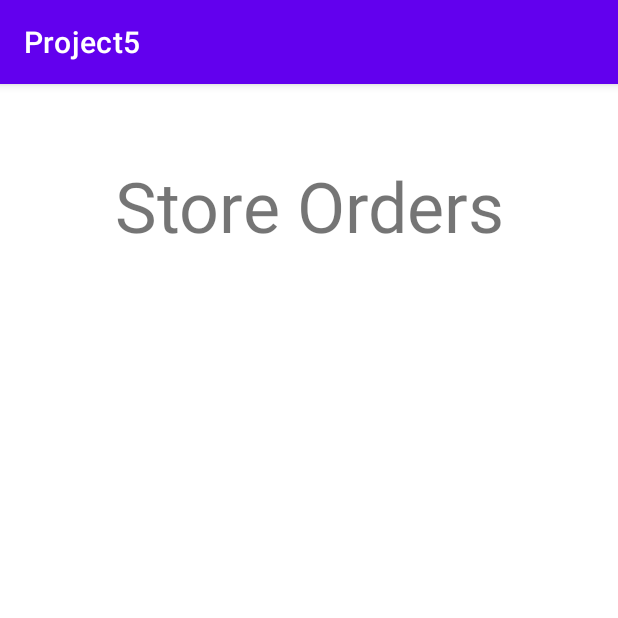
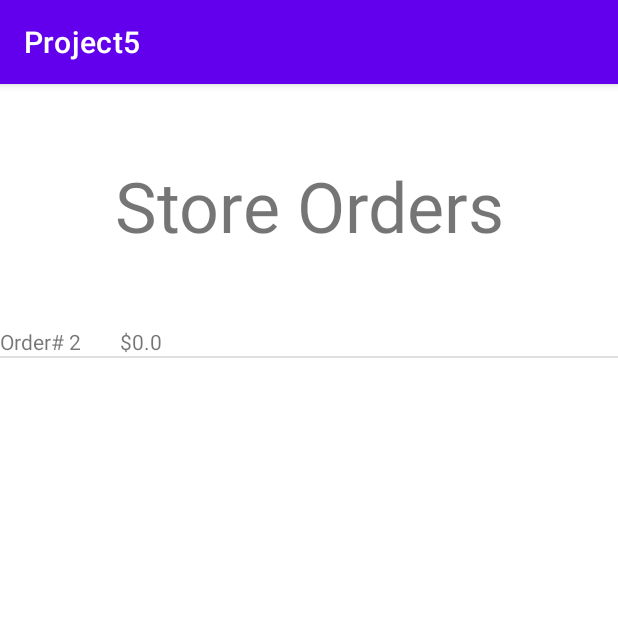
Before and after one commit to breazzzy/SoftwareMethodology_Project5, an Android app: the OrdersActivity screen opened directly, with no data from a screen before it, on a phone screen of 412 x 824 dp, the top half of it. Run offline under Robolectric (Android 15) with nearby library versions, the phone set to English and light mode, and no system bars.

Commit message:
Orders window

```diff
--- a/app/src/main/java/com.group9.project5/activities/BasketActivity.java
+++ b/app/src/main/java/com.group9.project5/activities/BasketActivity.java
@@ -15,9 +15,6 @@ import com.group9.project5.model.MenuItem;
 import com.group9.project5.model.Order;
 
 import java.util.ArrayList;
-import java.util.List;
-import java.util.Objects;
-import java.util.stream.Collectors;
 
 public class BasketActivity extends AppCompatActivity {
     private ListView basketListView;
@@ -28,7 +25,7 @@ public class BasketActivity extends AppCompatActivity {
         super.onCreate(savedInstanceState);
         setContentView(R.layout.basket_view);
 
-        basketListView = (ListView) findViewById(R.id.basketListView);
+        basketListView = (ListView) findViewById(R.id.ordersListView);
         txtSubtotal = (TextView) findViewById(R.id.txtSubTotal);
         txtTax = (TextView) findViewById(R.id.txtTax);
         txtTotal = (TextView) findViewById(R.id.txtTotal);
--- a/app/src/main/java/com.group9.project5/activities/OrdersActivity.java
+++ b/app/src/main/java/com.group9.project5/activities/OrdersActivity.java
@@ -1,12 +1,16 @@
 package com.group9.project5.activities;
 
 import android.os.Bundle;
+import android.widget.ArrayAdapter;
 import android.widget.ListView;
 
 import androidx.appcompat.app.AppCompatActivity;
 import androidx.recyclerview.widget.RecyclerView;
 
 import com.group9.project5.R;
+import com.group9.project5.model.Order;
+
+import java.util.ArrayList;
 
 public class OrdersActivity extends AppCompatActivity {
     private ListView ordersListView;
@@ -14,5 +18,16 @@ public class OrdersActivity extends AppCompatActivity {
     protected void onCreate(Bundle savedInstanceState){
         super.onCreate(savedInstanceState);
         setContentView(R.layout.orders_view);
+
+        ordersListView = (ListView) findViewById(R.id.ordersListView);
+        ArrayList<String> strings = new ArrayList<String>();
+
+        for (Order order : Order.FINALIZED_ORDERS){
+            strings.add("Order# " + order.getOrderNumber() + " \t\t$" + order.getTotal());
+        }
+
+        ArrayAdapter<String> adapter = new ArrayAdapter<>(this,R.layout.item_view,R.id.itemTextView,strings);
+
+        ordersListView.setAdapter(adapter);
     }
 }
--- a/app/src/main/java/com.group9.project5/model/Order.java
+++ b/app/src/main/java/com.group9.project5/model/Order.java
@@ -84,7 +84,7 @@ public class Order {
                 this.menuItems) {
             sub += item.itemPrice();
         }
-        return sub * (1.0 + MenuItem.TAX);
+        return Math.round((sub * (1.0 + MenuItem.TAX)) * 100.0)/100.0;
     }
 
     /**
--- a/app/src/main/res/layout/basket_view.xml
+++ b/app/src/main/res/layout/basket_view.xml
@@ -22,7 +22,7 @@
             android:textSize="70px" />
 
         <ListView
-            android:id="@+id/basketListView"
+            android:id="@+id/ordersListView"
             android:layout_width="match_parent"
             android:layout_height="362dp" />
 
--- a/app/src/main/res/layout/orders_view.xml
+++ b/app/src/main/res/layout/orders_view.xml
@@ -20,7 +20,7 @@
             android:layout_marginBottom="50dp"/>
 
         <ListView
-            android:id="@+id/basketListView"
+            android:id="@+id/ordersListView"
             android:layout_width="match_parent"
             android:layout_height="554dp" />
 
```
